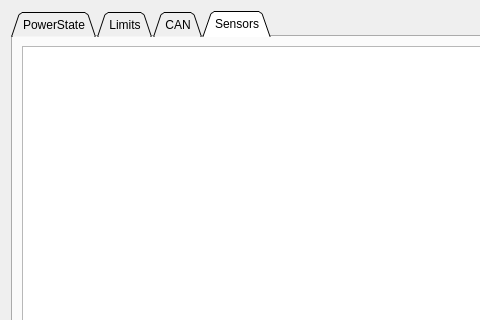
Before: the Qt Designer form pages/pagemastergeneral.ui in ExtaZZyZZ/AnviEnergyTools, drawn with Qt 5; both pictures show x 0 to 480 and y 0 to 320 of the 700 by 500 pixel window.
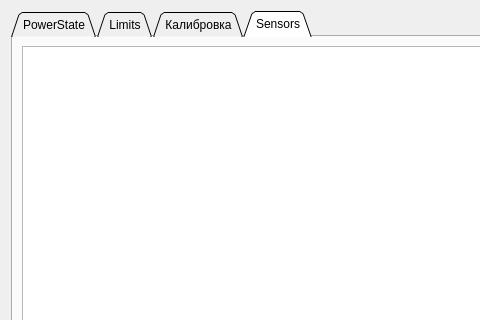
After: the same form once the commit is applied. Custom widgets are drawn as their Qt base class.

```diff
--- a/pages/pagemastergeneral.ui
+++ b/pages/pagemastergeneral.ui
@@ -44,7 +44,7 @@
      </widget>
      <widget class="QWidget" name="CAN">
       <attribute name="title">
-       <string>CAN</string>
+       <string>Калибровка</string>
       </attribute>
       <layout class="QVBoxLayout" name="verticalLayout_3">
        <item>
```
Left out of the diff: 4 changed lines with no effect on the pictures.
